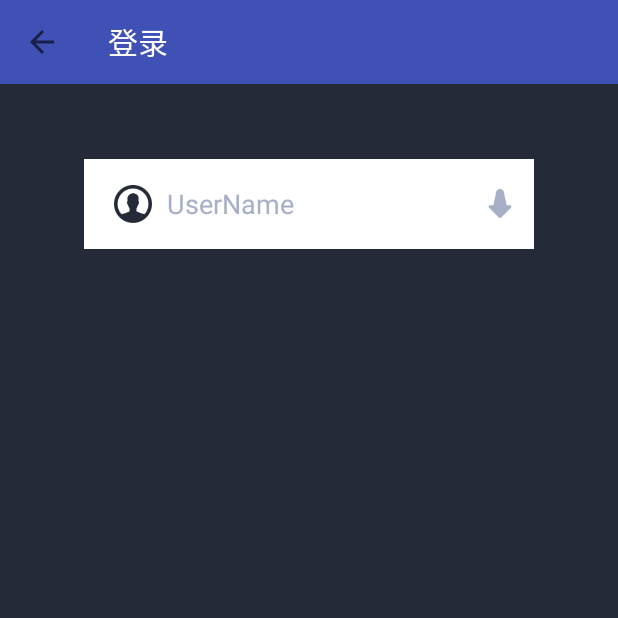
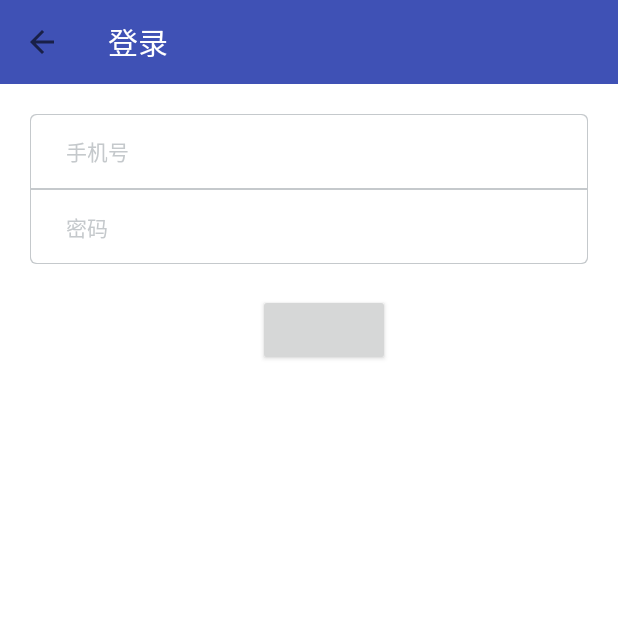
Before and after one commit to 318Young/LeShengBao, an Android app: the LoginActivity screen opened directly, with no data from a screen before it, on a phone screen of 412 x 824 dp, the top half of it. Run offline under Robolectric (Android 15) with nearby library versions, the phone set to English and light mode, and no system bars.

Commit message:
重新整理，login修改

```diff
--- a/app/src/main/java/com/young/leshengbao/LoginActivity.java
+++ b/app/src/main/java/com/young/leshengbao/LoginActivity.java
@@ -7,8 +7,10 @@ import android.support.v7.widget.Toolbar;
 import android.text.TextUtils;
 import android.view.MenuItem;
 import android.view.View;
+import android.widget.EditText;
 import android.widget.LinearLayout;
 
+import com.young.leshengbao.parentclass.ParentActivity;
 import com.young.leshengbao.service.WebServiceOpforBt;
 import com.young.leshengbao.utils.LogUtil;
 import com.young.leshengbao.utils.ToastUtil;
@@ -24,57 +26,32 @@ import java.util.HashMap;
 import java.util.Map;
 
 
-public class LoginActivity extends AppCompatActivity implements View.OnClickListener{
+public class LoginActivity extends ParentActivity implements View.OnClickListener{
 
-    private CustomEdittext etUsername;
-    private CustomEdittext etEmail;
-    private CustomEdittext etPassword;
-    private RippleView rvUsername;
-    private RippleView rvEmail;
-    private RippleView rvPassword;
-    private StereoView stereoView;
+    private EditText etUsername;
+    private EditText etEmail;
+    private EditText etPassword;
     private LinearLayout lyWelcome;
     private CustomTextView tvWelcome;
     private int translateY;
 
     private Toolbar toolbar;
 
-
     @Override
     protected void onCreate(Bundle savedInstanceState) {
         super.onCreate(savedInstanceState);
-        setContentView(R.layout.activity_login);//test
-        initView();
-        stereoView.setStartScreen(1);
-        stereoView.post(new Runnable() {
-            @Override
-            public void run() {
-                int[] location = new int[2];
-                stereoView.getLocationOnScreen(location);
-                translateY = location[1];
-            }
-        });
-        stereoView.setiStereoListener(new StereoView.IStereoListener() {
-            @Override
-            public void toPre(int curScreen) {
-                LogUtil.m("跳转到前一页 "+curScreen);
-            }
-
-            @Override
-            public void toNext(int curScreen) {
-                LogUtil.m("跳转到下一页 "+curScreen);
-            }
-        });
     }
 
-    private void initView() {
-        stereoView = (StereoView) findViewById(R.id.stereoView);
-        etUsername = (CustomEdittext) findViewById(R.id.et_username);
-        etPassword = (CustomEdittext) findViewById(R.id.et_password);
-        rvUsername = (RippleView) findViewById(R.id.rv_username);
-        rvPassword = (RippleView) findViewById(R.id.rv_password);
+    @Override
+    public int getLayoutID() {
+        return R.layout.activity_login;
+    }
+
+    @Override
+    public void initViews() {
+        etUsername = (EditText) findViewById(R.id.et_username);
+        etPassword = (EditText) findViewById(R.id.et_password);
         lyWelcome = (LinearLayout) findViewById(R.id.ly_welcome);
-        tvWelcome = (CustomTextView) findViewById(R.id.tv_welcome);
         toolbar = (Toolbar) findViewById(R.id.toolbar);
 
         toolbar.setTitle("登录");
@@ -82,23 +59,16 @@ public class LoginActivity extends AppCompatActivity implements View.OnClickList
         setSupportActionBar(toolbar);
         getSupportActionBar().setDisplayHomeAsUpEnabled(true);
 
-        rvUsername.setOnClickListener(this);
-        rvPassword.setOnClickListener(this);
-        tvWelcome.setOnClickListener(this);
+    }
+
+    @Override
+    public void initDates() {
     }
 
 
     @Override
     public void onClick(View v) {
         switch (v.getId()) {
-            case R.id.rv_username:
-                rvUsername.setiRippleAnimListener(new RippleView.IRippleAnimListener() {
-                    @Override
-                    public void onComplete(View view) {
-                        stereoView.toPre();
-                    }
-                });
-                break;
 //            case R.id.rv_email:
 //                rvEmail.setiRippleAnimListener(new RippleView.IRippleAnimListener() {
 //                    @Override
@@ -107,18 +77,9 @@ public class LoginActivity extends AppCompatActivity implements View.OnClickList
 //                    }
 //                });
 //                break;
-            case R.id.rv_password:
-                rvPassword.setiRippleAnimListener(new RippleView.IRippleAnimListener() {
-                    @Override
-                    public void onComplete(View view) {
-                        stereoView.toPre();
-                    }
-                });
-                break;
-            case R.id.tv_welcome:
+            case R.id.ly_welcome:
                 if (TextUtils.isEmpty(etUsername.getText())) {
                     ToastUtil.showInfo(LoginActivity.this,"请输入用户名!");
-                    stereoView.setItem(2);
                     return;
                 }
 //                if (TextUtils.isEmpty(etEmail.getText())) {
@@ -128,7 +89,6 @@ public class LoginActivity extends AppCompatActivity implements View.OnClickList
 //                }
                 if (TextUtils.isEmpty(etPassword.getText())) {
                     ToastUtil.showInfo(LoginActivity.this,"请输入密码!");
-                    stereoView.setItem(0);
                     return;
                 }
                 startExitAnim();
@@ -137,8 +97,6 @@ public class LoginActivity extends AppCompatActivity implements View.OnClickList
     }
 
     private void startExitAnim() {
-        ObjectAnimator animator = ObjectAnimator.ofFloat(stereoView, "translationY", 0, 1000, -translateY);
-        animator.setDuration(200).start();
         ToastUtil.showInfo(LoginActivity.this,"登录成功 =.=");
     }
 
--- /dev/null
+++ b/app/src/main/java/com/young/leshengbao/parentclass/ParentActivity.java
@@ -0,0 +1,44 @@
+package com.young.leshengbao.parentclass;
+
+import android.os.Bundle;
+import android.support.annotation.Nullable;
+import android.support.v7.app.AppCompatActivity;
+import android.util.Log;
+
+/**
+ * Created by Administrator on 2016/7/23.
+ */
+public abstract class ParentActivity extends AppCompatActivity {
+    private String TAG = "ParentActivity";
+
+    @Override
+    protected void onCreate(@Nullable Bundle savedInstanceState) {
+        super.onCreate(savedInstanceState);
+        if (0 != getLayoutID()) {
+            setContentView(getLayoutID());
+        } else {
+            Log.e(TAG, "add layout");
+        }
+
+        initViews();
+
+        initDates();
+    }
+
+    /**
+     * 添加布局文件
+     * @return
+     */
+    public abstract int getLayoutID();
+
+    /**
+     * 初始化控件
+     */
+    public abstract void initViews();
+
+
+    /**
+     * 初始化数据
+     */
+    public abstract void initDates();
+}
--- /dev/null
+++ b/app/src/main/res/drawable/round_login_layout.xml
@@ -0,0 +1,22 @@
+<?xml version="1.0" encoding="utf-8"?>
+<layer-list xmlns:android="http://schemas.android.com/apk/res/android">
+
+    <item>
+        <shape>
+            <solid android:color="@color/bg_gray" />
+            <corners android:radius="4dp" />
+        </shape>
+    </item>
+
+    <item
+        android:bottom="1dp"
+        android:left="1dp"
+        android:right="1dp"
+        android:top="1dp">
+        <shape >
+            <corners android:radius="4dp" />
+            <solid android:color="@color/white" />
+        </shape>
+    </item>
+
+</layer-list>
--- a/app/src/main/res/layout/activity_login.xml
+++ b/app/src/main/res/layout/activity_login.xml
@@ -1,134 +1,83 @@
 <?xml version="1.0" encoding="utf-8"?>
-<LinearLayout
-    xmlns:android="http://schemas.android.com/apk/res/android"
+<LinearLayout xmlns:android="http://schemas.android.com/apk/res/android"
     xmlns:app="http://schemas.android.com/apk/res-auto"
     xmlns:tools="http://schemas.android.com/tools"
     android:layout_width="match_parent"
     android:layout_height="match_parent"
-    android:background="@color/bg_blue_deep"
+    android:background="@color/white"
     android:gravity="center_horizontal"
     android:orientation="vertical">
 
 
-        <android.support.v7.widget.Toolbar
-            android:id="@+id/toolbar"
-            android:layout_width="match_parent"
-            android:layout_height="?attr/actionBarSize"
-            android:background="?attr/colorPrimary"
-            app:popupTheme="@style/ThemeOverlay.AppCompat.Light"
-            app:layout_scrollFlags="scroll|enterAlways|snap" />
+    <android.support.v7.widget.Toolbar
+        android:id="@+id/toolbar"
+        android:layout_width="match_parent"
+        android:layout_height="?attr/actionBarSize"
+        android:background="?attr/colorPrimary"
+        app:layout_scrollFlags="scroll|enterAlways|snap"
+        app:popupTheme="@style/ThemeOverlay.AppCompat.Light" />
 
 
 
-    <com.young.leshengbao.view.stereo.StereoView
-        android:id="@+id/stereoView"
-        android:layout_width="300dp"
-        android:layout_height="60dp"
-        android:layout_marginTop="50dp">
-
         <LinearLayout
             android:layout_width="match_parent"
-            android:layout_height="match_parent"
-            android:background="@color/bg_white"
+            android:layout_height="wrap_content"
             android:focusable="true"
+            android:layout_margin="20dp"
             android:focusableInTouchMode="true"
             android:gravity="center_vertical"
-            android:paddingLeft="20dp">
+            android:background="@drawable/round_login_layout"
+            android:orientation="vertical">
 
-            <ImageView
-                android:layout_width="25dp"
-                android:layout_height="25dp"
-                android:background="@drawable/icon_password"/>
-
-            <com.young.leshengbao.view.stereo.CustomEdittext
+            <EditText
                 android:id="@+id/et_password"
-                android:layout_width="180dp"
-                android:layout_height="50dp"
-                android:layout_marginLeft="10dp"
+                android:layout_width="match_parent"
+                android:layout_height="wrap_content"
+                android:padding="4dp"
+                android:layout_marginLeft="20dp"
+                android:layout_marginRight="20dp"
+                android:layout_marginTop="10dp"
+                android:layout_marginBottom="10dp"
                 android:background="@null"
-                android:hint="Password"
+                android:hint="手机号"
+                android:singleLine="true"
+                android:textColorHint="@color/bg_gray"
+                android:textSize="14sp"/>
+            <View
+                android:layout_width="match_parent"
+                android:layout_height="1dp"
+                android:background="@color/bg_gray"/>
+            <EditText
+                android:id="@+id/et_username"
+                android:layout_width="match_parent"
+                android:layout_height="wrap_content"
+                android:padding="4dp"
+                android:layout_marginLeft="20dp"
+                android:layout_marginRight="20dp"
+                android:layout_marginTop="10dp"
+                android:layout_marginBottom="10dp"
+                android:background="@null"
+                android:hint="密码"
+                android:textColorHint="@color/bg_gray"
                 android:inputType="textPassword"
-                android:textColorHint="@color/font_gray"/>
-
-            <com.young.leshengbao.view.stereo.RippleView
-                android:id="@+id/rv_password"
-                android:layout_width="match_parent"
-                android:layout_height="60dp"
-                android:paddingLeft="10dp"
-                app:normal="@drawable/icon_next_gray"
-                app:pressed="@drawable/icon_next"/>
+                android:singleLine="true"
+                android:textSize="14sp" />
         </LinearLayout>
 
 
         <LinearLayout
-            android:layout_width="match_parent"
-            android:layout_height="match_parent"
-            android:background="@color/bg_white"
+            android:id="@+id/ly_welcome"
+            android:layout_width="wrap_content"
+            android:layout_height="wrap_content"
             android:focusable="true"
             android:focusableInTouchMode="true"
             android:gravity="center_vertical"
-            android:paddingLeft="20dp">
+            android:paddingLeft="20dp"
+            android:orientation="horizontal">
 
-            <ImageView
-                android:layout_width="25dp"
-                android:layout_height="25dp"
-                android:background="@drawable/icon_user"/>
-
-            <com.young.leshengbao.view.stereo.CustomEdittext
-                android:id="@+id/et_username"
-                android:layout_width="180dp"
-                android:layout_height="50dp"
-                android:layout_marginLeft="10dp"
-                android:singleLine="true"
-                android:background="@null"
-                android:hint="UserName"
-                android:textColorHint="@color/font_gray"
-                android:textSize="18sp"/>
-
-            <com.young.leshengbao.view.stereo.RippleView
-                android:id="@+id/rv_username"
-                android:layout_width="match_parent"
-                android:layout_height="60dp"
-                android:paddingLeft="10dp"
-                app:normal="@drawable/icon_next_gray"
-                app:pressed="@drawable/icon_next"/>
-
+            <Button
+                android:layout_width="wrap_content"
+                android:layout_height="wrap_content" />
         </LinearLayout>
 
-        <LinearLayout
-            android:id="@+id/ly_welcome"
-            android:layout_width="match_parent"
-            android:layout_height="match_parent"
-            android:background="@color/bg_white"
-            android:focusable="true"
-            android:focusableInTouchMode="true"
-            android:gravity="center_vertical"
-            android:paddingLeft="20dp">
-
-            <ImageView
-                android:layout_width="25dp"
-                android:layout_height="25dp"
-                android:background="@drawable/icon_love"/>
-
-            <com.young.leshengbao.view.stereo.CustomTextView
-                android:id="@+id/tv_welcome"
-                android:layout_width="180dp"
-                android:layout_height="50dp"
-                android:layout_marginLeft="10dp"
-                android:background="@null"
-                android:singleLine="true"
-                android:gravity="center"
-                android:hint="人点击登录成功"
-                android:textColorHint="@color/font_gray"
-                android:textSize="18sp"/>
-
-            <com.young.leshengbao.view.stereo.RippleView
-                android:layout_width="match_parent"
-                android:layout_height="60dp"
-                android:paddingLeft="10dp"
-                app:normal="@drawable/icon_love"/>
-        </LinearLayout>
-
-    </com.young.leshengbao.view.stereo.StereoView>
-
 </LinearLayout>
```
